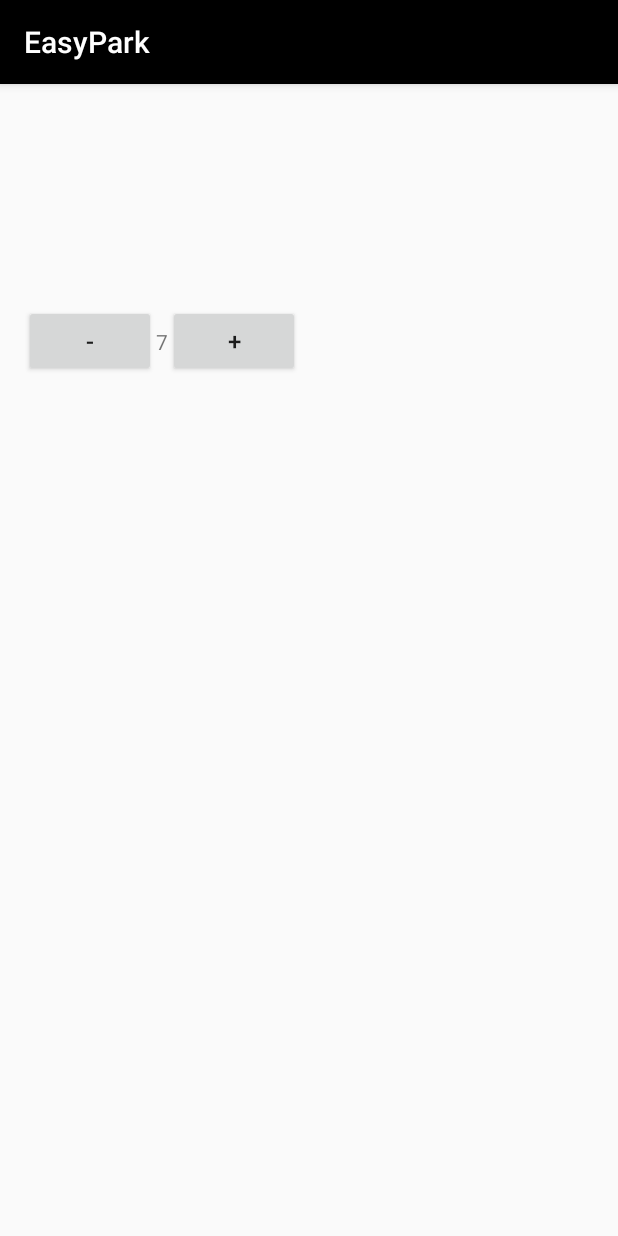
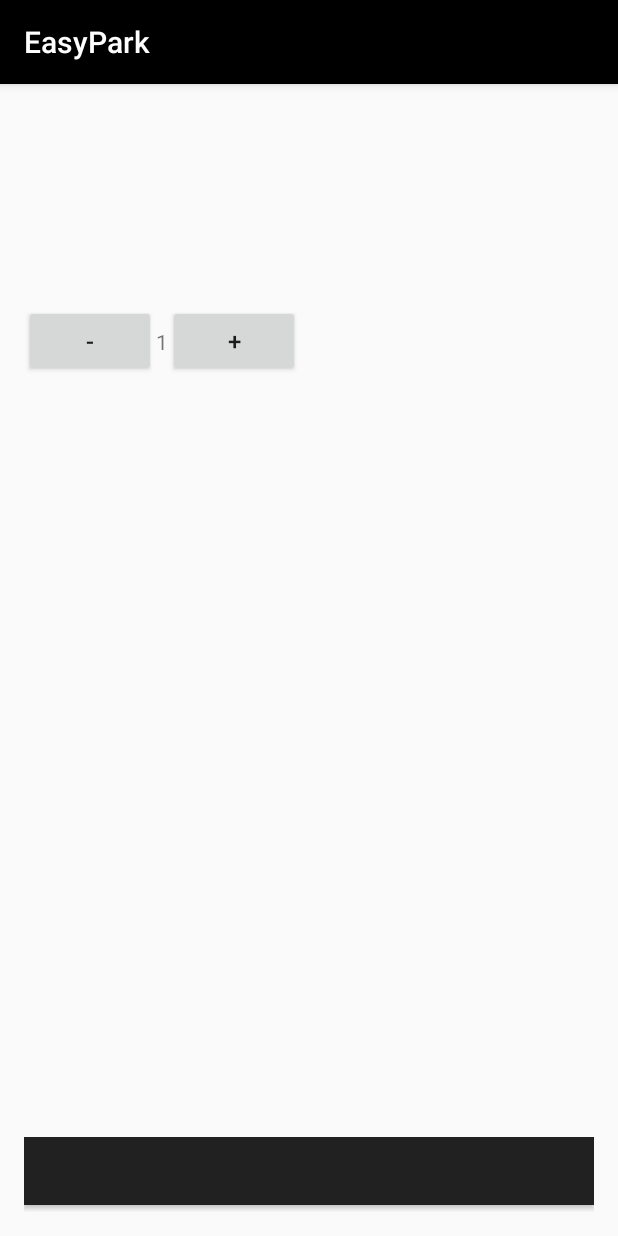
Before and after one commit to Victorhugo101/Shakal, an Android app: the fragment ComprarProdutoFragment placed in its activity, on a phone screen of 412 x 824 dp. Run offline under Robolectric (Android 15) with nearby library versions, the phone set to English and light mode, and no system bars; 4 statements that could not run were skipped.

Commit message:
Tela de detalhes do produto

```diff
--- a/backend/src/main/resources/application.properties
+++ b/backend/src/main/resources/application.properties
@@ -1,6 +1,6 @@
 spring.jpa.database-platform=org.hibernate.dialect.MySQL5InnoDBDialect
 spring.datasource.driver-class-name=com.mysql.jdbc.Driver
-spring.jpa.hibernate.ddl-auto=update
+spring.jpa.hibernate.ddl-auto=none
 spring.datasource.url=jdbc:mysql://localhost:3306/easypark?useTimezone=true&serverTimezone=UTC&autoReconnect=true&useSSL=false
 spring.datasource.username=root
 spring.datasource.password=W3@r30n3
--- a/frontend/app/src/main/java/com/example/easypark/easyparkfinal/fragments/ComprarProdutoFragment.java
+++ b/frontend/app/src/main/java/com/example/easypark/easyparkfinal/fragments/ComprarProdutoFragment.java
@@ -24,6 +24,11 @@ public class ComprarProdutoFragment extends Fragment {
     private TextView txtvNomeTruck;
     private TextView txtvNomeProduto;
     private TextView txtvPreco;
+    private Button btnMenos;
+    private Button btnMais;
+    private Button btnAdcionarAoCarrinho;
+    private TextView txtvQuantidade;
+    private int quantidade = 1;
 
     @Override
     public void onCreate(Bundle savedInstanceState) {
@@ -40,11 +45,38 @@ public class ComprarProdutoFragment extends Fragment {
         txtvNomeTruck = (TextView) view.findViewById(R.id.nomeFoodTruckDetalhesProduto);
         txtvNomeProduto = (TextView) view.findViewById(R.id.nomeProdutoDetalhes);
         txtvPreco = (TextView) view.findViewById(R.id.precoProdutoDetalhes);
+        btnMenos = (Button) view.findViewById(R.id.btnMenosProduto);
+        btnMais = (Button) view.findViewById(R.id.btnMaisProduto);
+        txtvQuantidade = (TextView) view.findViewById(R.id.qtdProduto);
+        btnAdcionarAoCarrinho = (Button) view.findViewById(R.id.btnAdcionarAoCarrinho);
+
 
         Bundle bundle = getArguments();
         produto = ((Produto) bundle.getSerializable("produto"));
         txtvNomeProduto.setText(produto.getNome());
         txtvPreco.setText("R$ " + String.valueOf(produto.getValor()));
+        btnAdcionarAoCarrinho.setText("Adcionar ao carrinho R$ " + String.valueOf(produto.getValor() * quantidade));
+
+        btnMenos.setOnClickListener(new View.OnClickListener() {
+            @Override
+            public void onClick(View v) {
+                if(quantidade > 1){
+                    quantidade--;
+                    txtvQuantidade.setText(String.valueOf(quantidade));
+                    btnAdcionarAoCarrinho.setText("Adcionar ao carrinho R$ " + String.valueOf(produto.getValor() * quantidade));
+                }
+            }
+        });
+        btnMais.setOnClickListener(new View.OnClickListener() {
+            @Override
+            public void onClick(View v) {
+                    quantidade++;
+                    txtvQuantidade.setText(String.valueOf(quantidade));
+                btnAdcionarAoCarrinho.setText("Adcionar ao carrinho R$ " + String.valueOf(produto.getValor() * quantidade));
+            }
+        });
+
+
         return view;
     }
 
--- a/frontend/app/src/main/res/layout/fragment_comprar_produto.xml
+++ b/frontend/app/src/main/res/layout/fragment_comprar_produto.xml
@@ -51,9 +51,10 @@
             android:textSize="16sp"
             />
         <TextView
+            android:id="@+id/qtdProduto"
             android:layout_width="wrap_content"
             android:layout_height="wrap_content"
-            android:text="7"/>
+            android:text="1"/>
         <Button
             android:id="@+id/btnMaisProduto"
             android:layout_width="wrap_content"
@@ -64,5 +65,17 @@
             />
 
     </LinearLayout>
+    <LinearLayout
+        android:layout_width="match_parent"
+        android:layout_height="50dp"
+        android:layout_gravity="bottom"
+        android:layout_margin="16dp">
+        <Button
+            android:id="@+id/btnAdcionarAoCarrinho"
+            android:layout_width="match_parent"
+            android:layout_height="45dp"
+            android:background="@color/primaryButton"
+            android:textColor="@color/colorTextBtn"/>
+    </LinearLayout>
 
 </LinearLayout>
```
Also changed, not shown: 1 other file.
